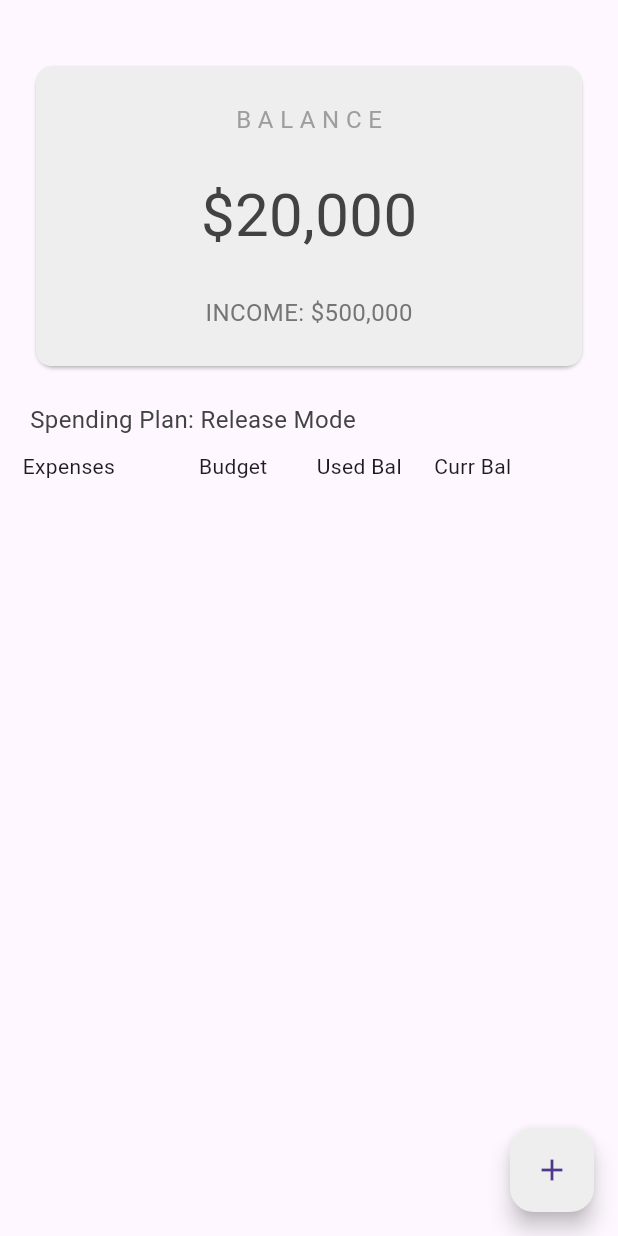
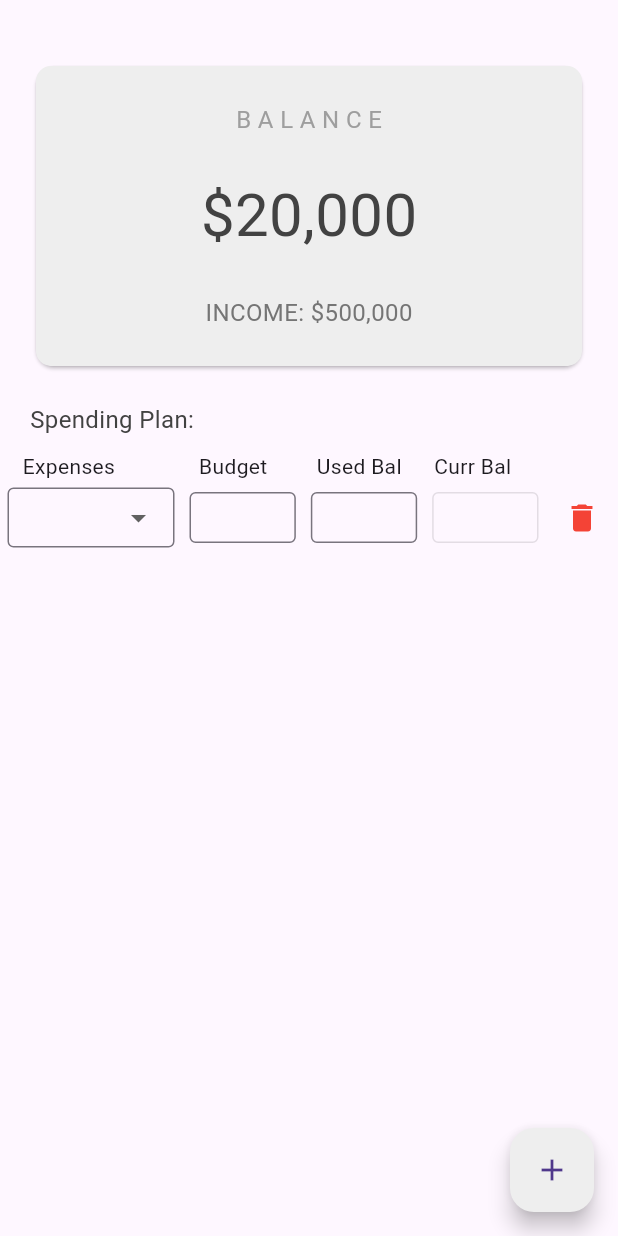
Before and after one commit to phill21956/budget_app, a Flutter app: the screen it shows after launch, after a tap on the "delete" icon, on a phone screen of 412 x 824 dp. Run offline on Flutter 3.47's test engine with Material 2 defaults, Android fonts, the phone set to English and light mode, and no system bars; our stand-ins replace flutter_riverpod.

Commit message:
made some updates

```diff
--- a/lib/main.dart
+++ b/lib/main.dart
@@ -1,9 +1,8 @@
 import 'package:budget_app/view/home.dart';
 import 'package:flutter/material.dart';
-import 'package:flutter_riverpod/flutter_riverpod.dart';
 
 void main() {
-  runApp(const ProviderScope(child: MyApp()));
+  runApp(const MyApp());
 }
 
 class MyApp extends StatelessWidget {
@@ -17,7 +16,7 @@ class MyApp extends StatelessWidget {
       theme: ThemeData(
         useMaterial3: true,
       ),
-      home:  MyHomePage(),
+      home:const  MyHomePage(),
     );
   }
 }
--- a/lib/provider/form_field_provider.dart
+++ b/lib/provider/form_field_provider.dart
@@ -1,21 +1,23 @@
 import 'package:flutter/material.dart';
 import 'package:flutter_riverpod/flutter_riverpod.dart';
+
+final ldataList = Provider((ref) => list);
+final  list = [
+  'Personal',
+  'Church',
+  'Home',
+  'Work',
+  'Givings',
+  'Tithes',
+  'Others',
+];
 
 final formFieldLineProvider =
     StateNotifierProvider<FormProvider, FormProviderData>((ref) {
   return FormProvider();
 });
 
-// final ldataList = Provider((ref) => list);
-// final  list = [
-//   'Personal',
-//   'Church',
-//   'Home',
-//   'Work',
-//   'Givings',
-//   'Tithes',
-//   'Others',
-// ];
+
 
 class FormProviderData {
   final List<String> categories;
--- a/lib/provider/provider.dart
+++ b/lib/provider/provider.dart
@@ -1,39 +1,21 @@
 // Step 1: Create a custom StateNotifier class
-import 'package:budget_app/view/components/form_line_widget.dart';
-import 'package:flutter/material.dart';
-import 'package:flutter_riverpod/flutter_riverpod.dart';
+import 'package:budget_app/view/home.dart';
 
-class HomeRowHeaderListNotifier extends StateNotifier<List<HomeRowHeaderItem>> {
-  HomeRowHeaderListNotifier()
-      : super([HomeRowHeaderItem(id: 0, widget: FormFieldLine())]);
+class HomeRowHeaderItem {
+   int id;
+ String expenses;
+   int budget;
+   int usedBal;
+   int currentBal;
 
-  void addHomeRowHeader(Widget homeRowHeader) {
-    final newCounter = state.length;
-    final homeRowHeaderItem =
-        HomeRowHeaderItem(id: newCounter, widget: homeRowHeader);
-    state = [...state, homeRowHeaderItem];
-  }
-
-  void removeHomeRowHeader(int id) {
-   // print('sjj:$id');
-    print(state[id].id);
-    state = state.where((item) => item.id != id).toList();
+   HomeRowHeaderItem(
+      {required this.expenses,
+      required this.budget,
+      required this.usedBal,
+      required this.currentBal,
+      required this.id});
+  @override
+  String toString() {
+    return 'HomeRowHeaderItem(id: $id)';
   }
 }
-
-// Step 2: Create a StateNotifierProvider
-final homeRowHeaderListProvider =
-    StateNotifierProvider<HomeRowHeaderListNotifier, List<HomeRowHeaderItem>>(
-  (ref) => HomeRowHeaderListNotifier(),
-);
-
-class HomeRowHeaderItem extends StatelessWidget {
-  final int id;
-  final Widget widget;
-
-  const HomeRowHeaderItem({super.key, required this.id, required this.widget});
-  @override
-  Widget build(BuildContext context) {
-    return widget;
-  }
-}
--- a/lib/view/components/form_line_widget.dart
+++ b/lib/view/components/form_line_widget.dart
@@ -1,93 +1,85 @@
-import 'package:budget_app/provider/form_field_provider.dart';
-import 'package:budget_app/provider/provider.dart';
-import 'package:budget_app/view/components/home_row_header.dart';
 import 'package:flutter/material.dart';
-import 'package:flutter_riverpod/flutter_riverpod.dart';
 
+// class FormFieldLine extends ConsumerWidget {
+//  final List<HomeRowHeaderItem> formLine = [];
 
-class FormFieldLine extends ConsumerWidget {
-  FormFieldLine({
-    super.key,
-  });
+//   FormFieldLine({
+//     super.key,
+//   });
 
-  final TextEditingController budgetController = TextEditingController();
-  final TextEditingController usedBalanceController = TextEditingController();
+//   final TextEditingController budgetController = TextEditingController();
 
-  @override
-  Widget build(BuildContext context, WidgetRef ref) {
-    final formLine = ref.watch(homeRowHeaderListProvider);
-    final forms = ref.watch(formFieldLineProvider);
-    final formFieldLine = ref.read(formFieldLineProvider.notifier);
-    return ListView.builder(
-        shrinkWrap: true,
-        itemCount: formLine.length,
-        itemBuilder: (context, index) {
-          final form = formLine[index];
-          print('bbzn:${form.id}');
-          return Padding(
-              padding: const EdgeInsets.symmetric(horizontal: 10),
-              child: HomeRowHeaderItem(
-                id: form.id,
-                widget: HomeRowHeader(
-                  table1: DropdownButtonFormField(
-                    decoration: const InputDecoration(
-                      contentPadding: EdgeInsets.symmetric(vertical: 8.0),
-                      border: OutlineInputBorder(
-                        borderSide: BorderSide(color: Colors.black),
-                      ),
-                      isDense: true,
-                    ),
-                    isExpanded: true,
-                    style: const TextStyle(fontSize: 14, color: Colors.black),
-                    items: forms.categories
-                        .map<DropdownMenuItem<String>>((String value) {
-                      return DropdownMenuItem<String>(
-                        value: value,
-                        child: Padding(
-                            padding: const EdgeInsets.symmetric(horizontal: 5),
-                            child: Text(value, textAlign: TextAlign.center)),
-                      );
-                    }).toList(),
-                    onChanged: (value) {},
-                  ),
-                  table2: CustomTextForm(
-                    textEditingController:
-                        formFieldLine.addBudgetController(budgetController),
-                    enabled: true,
-                  ),
-                  table3: CustomTextForm(
-                    textEditingController: formFieldLine
-                        .addUsedBalanceController(usedBalanceController),
-                    enabled: true,
-                  ),
-                  table4: CustomTextForm(
-                    enabled: false,
-                    hintText:
-                        formFieldLine.calculateCurrBalance(index).toString(),
-                  ),
-                  icon: IconButton(
-                      onPressed: () {
-                        ref
-                            .read(homeRowHeaderListProvider.notifier)
-                            .removeHomeRowHeader(form.id);
-                      },
-                      icon: const Icon(Icons.delete, color: Colors.red)),
-                ),
-              ));
-        });
-  }
-}
+//   final TextEditingController usedBalanceController = TextEditingController();
+
+//   @override
+//   Widget build(BuildContext context, WidgetRef ref) {
+//     final forms = ref.watch(ldataList);
+//     // final formFieldLine = ref.read(formFieldLineProvider.notifier);
+//     return ListView.builder(
+//         shrinkWrap: true,
+//         itemCount: formLine.length,
+//         itemBuilder: (context, index) {
+//           final form = formLine[index];
+//           print('bbzn:${form.id}');
+//           return Padding(
+//               padding: const EdgeInsets.symmetric(horizontal: 10),
+//               child: HomeRowHeaderItem(
+//                 id: form.id,
+//                 widget: HomeRowHeader(
+//                   table1: DropdownButtonFormField(
+//                     decoration: const InputDecoration(
+//                       contentPadding: EdgeInsets.symmetric(vertical: 8.0),
+//                       border: OutlineInputBorder(
+//                         borderSide: BorderSide(color: Colors.black),
+//                       ),
+//                       isDense: true,
+//                     ),
+//                     isExpanded: true,
+//                     style: const TextStyle(fontSize: 14, color: Colors.black),
+//                     items: forms
+//                         .map<DropdownMenuItem<String>>((String value) {
+//                       return DropdownMenuItem<String>(
+//                         value: value,
+//                         child: Padding(
+//                             padding: const EdgeInsets.symmetric(horizontal: 5),
+//                             child: Text(value, textAlign: TextAlign.center)),
+//                       );
+//                     }).toList(),
+//                     onChanged: (value) {},
+//                   ),
+//                   table2: const CustomTextForm(
+//                     // textEditingController:,
+//                     enabled: true,
+//                   ),
+//                   table3: const CustomTextForm(
+//                     // textEditingController:,
+//                     enabled: true,
+//                   ),
+//                   table4: const CustomTextForm(
+//                     enabled: false,
+//                     // hintText:,
+//                   ),
+//                   icon: IconButton(
+//                       onPressed: () {},
+//                       icon: const Icon(Icons.delete, color: Colors.red)),
+//                 ),
+//               ));
+//         });
+//   }
+// }
 
 class CustomTextForm extends StatelessWidget {
-  const CustomTextForm({
+  CustomTextForm({
     super.key,
     this.textEditingController,
     required this.enabled,
     this.hintText,
+    required this.onChanged,
   });
   final TextEditingController? textEditingController;
   final bool enabled;
-  final String? hintText;
+  String? hintText = '0';
+  final Function(String) onChanged;
   @override
   Widget build(BuildContext context) {
     return TextFormField(
@@ -100,13 +92,16 @@ class CustomTextForm extends StatelessWidget {
         ),
         //filled: true,
         hintText: hintText,
+        hintStyle: const TextStyle(color: Colors.black),
         isDense: true,
       ),
       controller: textEditingController,
       enabled: enabled,
-      onChanged: (value) {
-        value = textEditingController!.text;
-      },
+      onChanged: onChanged,
+
+      // onChanged: (value) {
+      //   value = textEditingController!.text;
+      // },
     );
   }
 }
--- /dev/null
+++ b/lib/view/components/home_row_form.dart
@@ -0,0 +1,96 @@
+
+import 'package:budget_app/provider/provider.dart';
+import 'package:budget_app/view/components/form_line_widget.dart';
+import 'package:flutter/material.dart';
+
+import 'home_row_header.dart';
+
+class HomeRowForm extends StatefulWidget {
+  HomeRowForm({
+    super.key,
+    this.onPressed,
+    required this.homeRowHeaderItem,
+  });
+  final Function()? onPressed;
+  final HomeRowHeaderItem homeRowHeaderItem;
+  @override
+  State<HomeRowForm> createState() => _HomeRowFormState();
+}
+
+class _HomeRowFormState extends State<HomeRowForm> {
+  final list = [
+    'Personal',
+    'Church',
+    'Home',
+    'Work',
+    'Givings',
+    'Tithes',
+    'Others',
+  ];
+
+  final budgetController = TextEditingController();
+
+  final usedBalController = TextEditingController();
+
+  final currentBalController = TextEditingController();
+
+  @override
+  Widget build(BuildContext context) {
+    return HomeRowHeader(
+      table1: DropdownButtonFormField(
+        decoration: const InputDecoration(
+          contentPadding: EdgeInsets.symmetric(vertical: 8.0),
+          border: OutlineInputBorder(
+            borderSide: BorderSide(color: Colors.black),
+          ),
+          isDense: true,
+        ),
+        isExpanded: true,
+        style: const TextStyle(fontSize: 14, color: Colors.black),
+        items: list.map<DropdownMenuItem<String>>((String value) {
+          return DropdownMenuItem<String>(
+            value: value,
+            child: Padding(
+                padding: const EdgeInsets.symmetric(horizontal: 5),
+                child: Text(value, textAlign: TextAlign.center)),
+          );
+        }).toList(),
+        onChanged: (value) {
+          setState(() {
+            widget.homeRowHeaderItem.expenses = value!;
+          });
+        },
+      ),
+      table2: CustomTextForm(
+        textEditingController: budgetController,
+        enabled: true,
+        onChanged: (value) {
+          setState(() {
+            widget.homeRowHeaderItem.budget = int.tryParse(value) ?? 0;
+          });
+        },
+      ),
+      table3: CustomTextForm(
+        textEditingController: usedBalController,
+        enabled: true,
+        onChanged: (value) {
+          setState(() {
+            widget.homeRowHeaderItem.usedBal = int.tryParse(value) ?? 0;
+          });
+        },
+      ),
+      table4: CustomTextForm(
+        enabled: false,
+        hintText: currentBalController.text,
+        onChanged: (value) {
+          setState(() {
+            widget.homeRowHeaderItem.currentBal = int.tryParse(value) ?? 0;
+          });
+        },
+      ),
+      icon: IconButton(
+          onPressed: () => widget.onPressed?.call(),
+          icon: const Icon(Icons.delete, color: Colors.red)),
+    );
+  }
+}
--- a/lib/view/home.dart
+++ b/lib/view/home.dart
@@ -1,18 +1,51 @@
 import 'package:budget_app/provider/provider.dart';
 import 'package:budget_app/view/components/form_line_widget.dart';
 import 'package:budget_app/view/components/home_header_card.dart';
+import 'package:budget_app/view/components/home_row_form.dart';
 import 'package:budget_app/view/components/home_row_header.dart';
 import 'package:flutter/material.dart';
-import 'package:flutter_riverpod/flutter_riverpod.dart';
-import 'package:flutter/foundation.dart';
 
-class MyHomePage extends ConsumerWidget {
-  MyHomePage({super.key});
-  final String mode = kDebugMode ? 'Debug Mode' : 'Release Mode';
+class MyHomePage extends StatefulWidget {
+  const MyHomePage({super.key});
 
   @override
-  Widget build(BuildContext context, WidgetRef ref) {
-    //final formLine = ref.watch(homeRowHeaderListProvider);
+  State<MyHomePage> createState() => _MyHomePageState();
+}
+
+class _MyHomePageState extends State<MyHomePage> {
+  List<HomeRowHeaderItem> homeRow = [];
+  int count = 0;
+
+  void addForm() {
+    count += 1;
+    setState(() {
+      homeRow.add(HomeRowHeaderItem(
+        id: count,
+        budget: 0,
+        currentBal: 0,
+        expenses: '',
+        usedBal: 0,
+      ));
+      print(homeRow);
+    });
+  }
+
+  void removeForm(int id) {
+    setState(() {
+      if (homeRow.length > 1) {
+        homeRow.removeWhere((element) => element.id == id);
+      }
+    });
+  }
+
+  @override
+  void initState() {
+    super.initState();
+    addForm();
+  }
+
+  @override
+  Widget build(BuildContext context) {
     return Scaffold(
       body: Column(
         mainAxisAlignment: MainAxisAlignment.start,
@@ -22,7 +55,7 @@ class MyHomePage extends ConsumerWidget {
           const HeaderCard(),
           Padding(
               padding: const EdgeInsets.only(left: 20),
-              child: Text('Spending Plan: $mode',
+              child: Text('Spending Plan:',
                   style: TextStyle(color: Colors.grey[800], fontSize: 16))),
           const Padding(
             padding: EdgeInsets.fromLTRB(10, 10, 10, 0),
@@ -34,16 +67,24 @@ class MyHomePage extends ConsumerWidget {
               icon: Spacer(),
             ),
           ),
-          Expanded(child: FormFieldLine())
+          Expanded(
+            child: ListView.builder(
+                shrinkWrap: true,
+                itemCount: homeRow.length,
+                itemBuilder: (context, index) {
+                  final item = homeRow[index];
+                  // print('sksdjd:${item}');
+                  return HomeRowForm(
+                    homeRowHeaderItem: item,
+                    onPressed: () => removeForm(item.id),
+                  );
+                }),
+          ),
         ],
       ),
       floatingActionButton: FloatingActionButton(
         backgroundColor: Colors.grey[200],
-        onPressed: () {
-          ref
-              .read(homeRowHeaderListProvider.notifier)
-              .addHomeRowHeader(FormFieldLine());
-        },
+        onPressed: () => addForm(),
         tooltip: 'Increment',
         child: const Icon(Icons.add),
       ),
```
Also changed, not shown: 1 other file.
